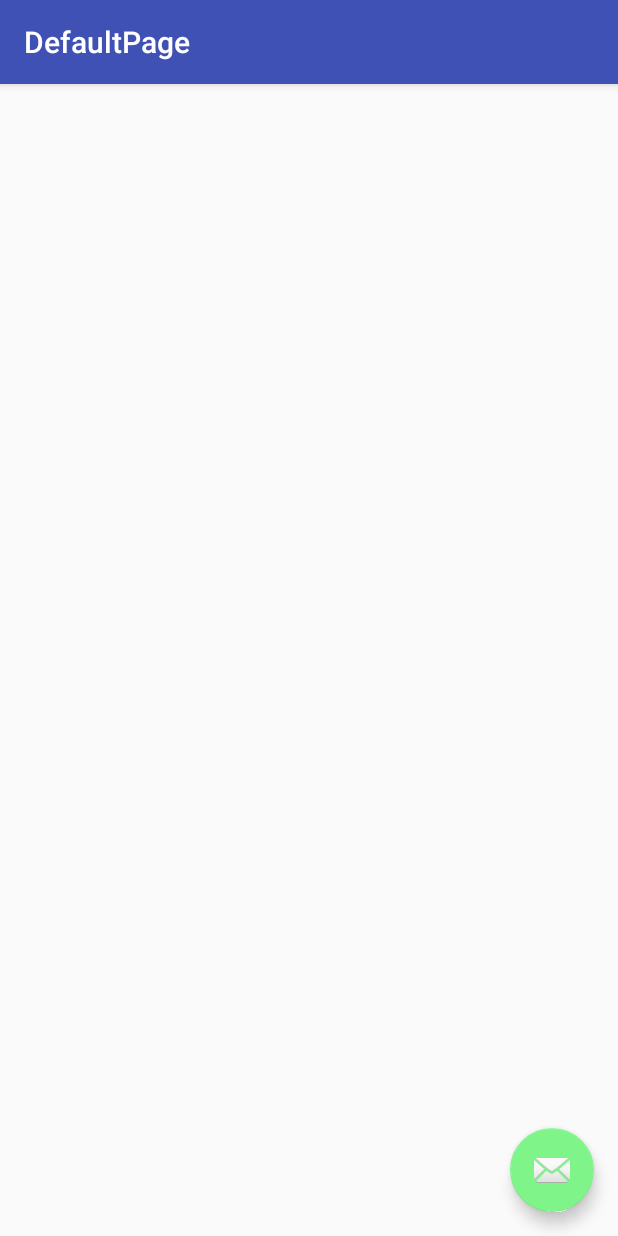
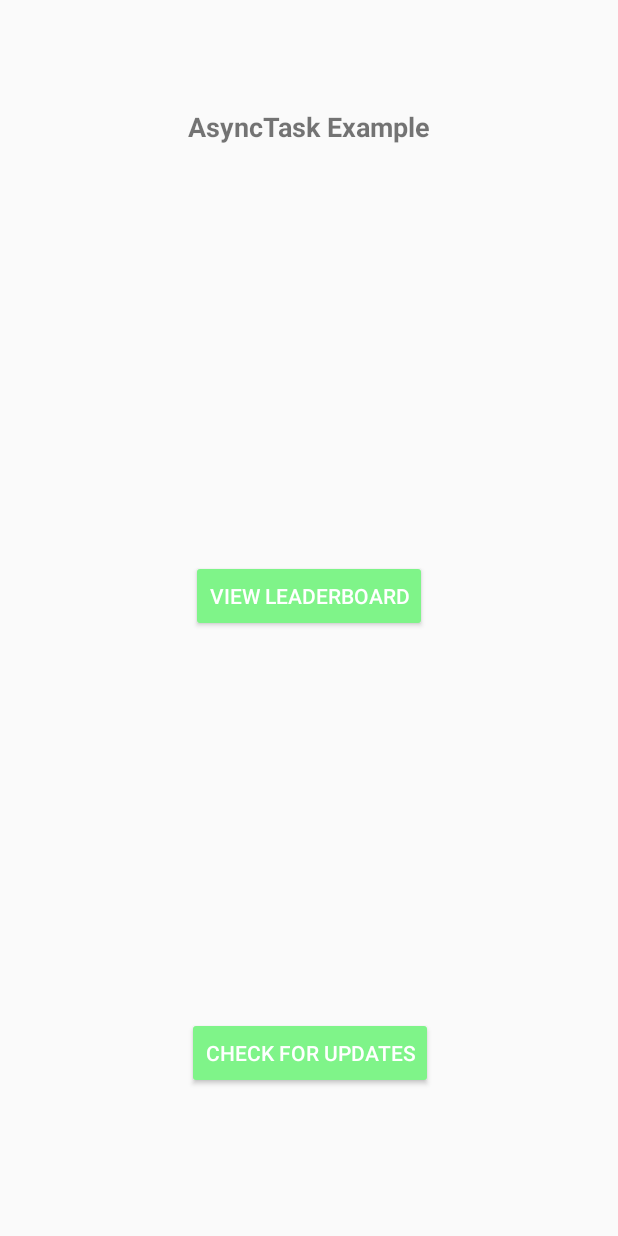
Before and after one commit to honeill31/Songle, an Android app: the DefaultPage screen opened directly, with no data from a screen before it, on a phone screen of 412 x 824 dp. Run offline under Robolectric (Android 15) with nearby library versions, the phone set to English and light mode, and no system bars.

Commit message:
Add AsyncTask to Download Song.xml file from the server

```diff
--- a/app/src/main/AndroidManifest.xml
+++ b/app/src/main/AndroidManifest.xml
@@ -6,6 +6,8 @@
     <uses-permission android:name="android.permission.GET_ACCOUNTS" />
     <uses-permission android:name="android.permission.READ_PROFILE" />
     <uses-permission android:name="android.permission.READ_CONTACTS" />
+    <uses-permission android:name="android.permission.WRITE_EXTERNAL_STORAGE" />
+    <uses-permission android:name="android.permission.INTERNET" />
 
     <!--
          The ACCESS_COARSE/FINE_LOCATION permissions are not required to use
--- a/app/src/main/java/s1531567/songle/LoginActivity.kt
+++ b/app/src/main/java/s1531567/songle/LoginActivity.kt
@@ -20,7 +20,7 @@ import android.view.View
 import android.view.inputmethod.EditorInfo
 import android.widget.ArrayAdapter
 import android.widget.TextView
-
+import android.content.Intent
 import java.util.ArrayList
 import android.Manifest.permission.READ_CONTACTS
 
@@ -265,7 +265,8 @@ class LoginActivity : AppCompatActivity(), LoaderCallbacks<Cursor> {
             showProgress(false)
 
             if (success!!) {
-                finish()
+                val redir = Intent(this@LoginActivity, DefaultPage::class.java)
+                startActivity(redir)
             } else {
                 password.error = getString(R.string.error_incorrect_password)
                 password.requestFocus()
--- a/app/src/main/res/layout/activity_default.xml
+++ b/app/src/main/res/layout/activity_default.xml
@@ -1,33 +1,62 @@
 <?xml version="1.0" encoding="utf-8"?>
-<android.support.design.widget.CoordinatorLayout xmlns:android="http://schemas.android.com/apk/res/android"
+<android.support.constraint.ConstraintLayout xmlns:android="http://schemas.android.com/apk/res/android"
     xmlns:app="http://schemas.android.com/apk/res-auto"
     xmlns:tools="http://schemas.android.com/tools"
     android:layout_width="match_parent"
     android:layout_height="match_parent"
     tools:context="s1531567.songle.DefaultPage">
 
-    <android.support.design.widget.AppBarLayout
-        android:layout_width="match_parent"
-        android:layout_height="wrap_content"
-        android:theme="@style/AppTheme.AppBarOverlay">
 
-        <android.support.v7.widget.Toolbar
-            android:id="@+id/toolbar"
-            android:layout_width="match_parent"
-            android:layout_height="?attr/actionBarSize"
-            android:background="?attr/colorPrimary"
-            app:popupTheme="@style/AppTheme.PopupOverlay" />
-
-    </android.support.design.widget.AppBarLayout>
-
-    <include layout="@layout/content_default_page" />
-
-    <android.support.design.widget.FloatingActionButton
-        android:id="@+id/fab"
+    <Button
+        android:id="@+id/leader"
+        style="@style/Widget.AppCompat.Button.Colored"
         android:layout_width="wrap_content"
         android:layout_height="wrap_content"
-        android:layout_gravity="bottom|end"
-        android:layout_margin="@dimen/fab_margin"
-        app:srcCompat="@android:drawable/ic_dialog_email" />
+        android:layout_marginEnd="102dp"
+        android:layout_marginStart="102dp"
+        android:layout_marginTop="373dp"
+        android:text="View Leaderboard"
+        app:layout_constraintEnd_toEndOf="parent"
+        app:layout_constraintStart_toStartOf="parent"
+        app:layout_constraintTop_toTopOf="parent" />
 
-</android.support.design.widget.CoordinatorLayout>
+    <Button
+        android:id="@+id/update"
+        style="@style/Widget.AppCompat.Button.Colored"
+        android:layout_width="wrap_content"
+        android:layout_height="wrap_content"
+        android:layout_marginBottom="98dp"
+        android:layout_marginEnd="98dp"
+        android:layout_marginStart="99dp"
+        android:text="Check for Updates"
+        app:layout_constraintBottom_toBottomOf="parent"
+        app:layout_constraintEnd_toEndOf="parent"
+        app:layout_constraintStart_toStartOf="parent" />
+
+    <TextView
+        android:id="@+id/my_text"
+        android:layout_width="wrap_content"
+        android:layout_height="wrap_content"
+        android:layout_marginEnd="8dp"
+        android:layout_marginStart="8dp"
+        android:layout_marginTop="72dp"
+        android:text="AsyncTask Example"
+        android:textSize="18sp"
+        android:textStyle="bold"
+        app:layout_constraintEnd_toEndOf="parent"
+        app:layout_constraintStart_toStartOf="parent"
+        app:layout_constraintTop_toTopOf="parent" />
+
+    <ProgressBar
+        android:id="@+id/progBar"
+        style="?android:attr/progressBarStyle"
+        android:layout_width="wrap_content"
+        android:layout_height="wrap_content"
+        android:layout_marginEnd="8dp"
+        android:layout_marginStart="8dp"
+        android:layout_marginTop="32dp"
+        android:visibility="invisible"
+        app:layout_constraintEnd_toEndOf="parent"
+        app:layout_constraintStart_toStartOf="parent"
+        app:layout_constraintTop_toBottomOf="@+id/my_text" />
+</android.support.constraint.ConstraintLayout>
```
Also changed, not shown: app/src/main/java/s1531567/songle/DefaultPage.kt (+86 -4 lines), app/src/main/java/s1531567/songle/MainActivity.kt (+5 -10 lines), app/src/main/res/layout/activity_main.xml (+1 -9 lines).
